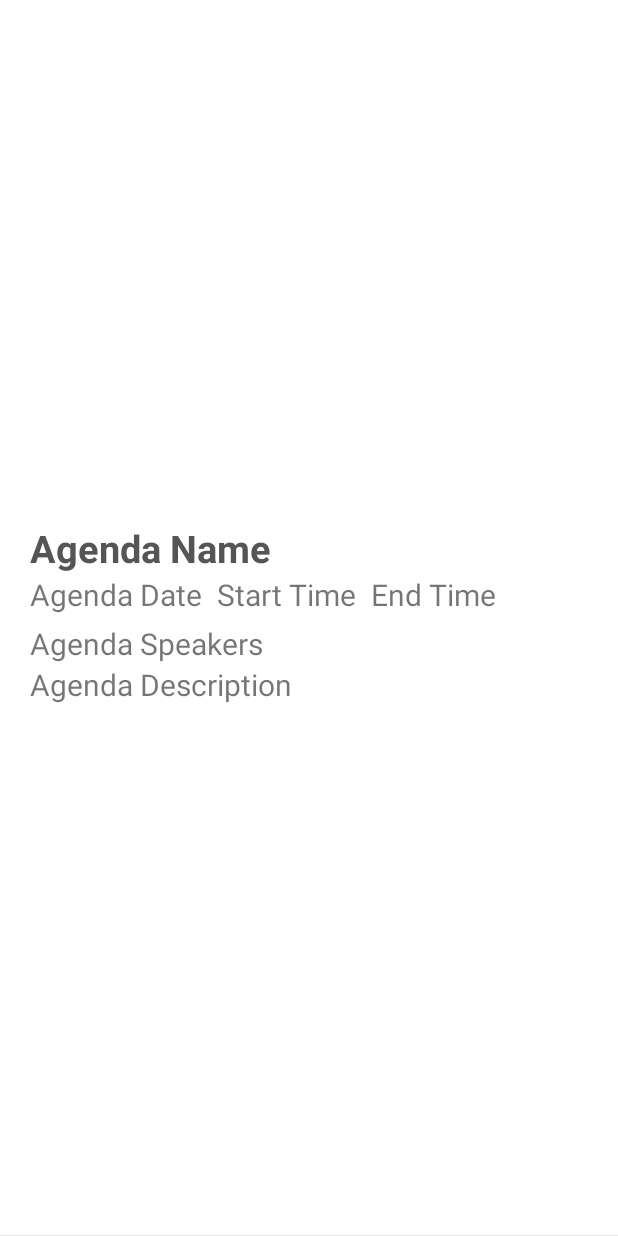
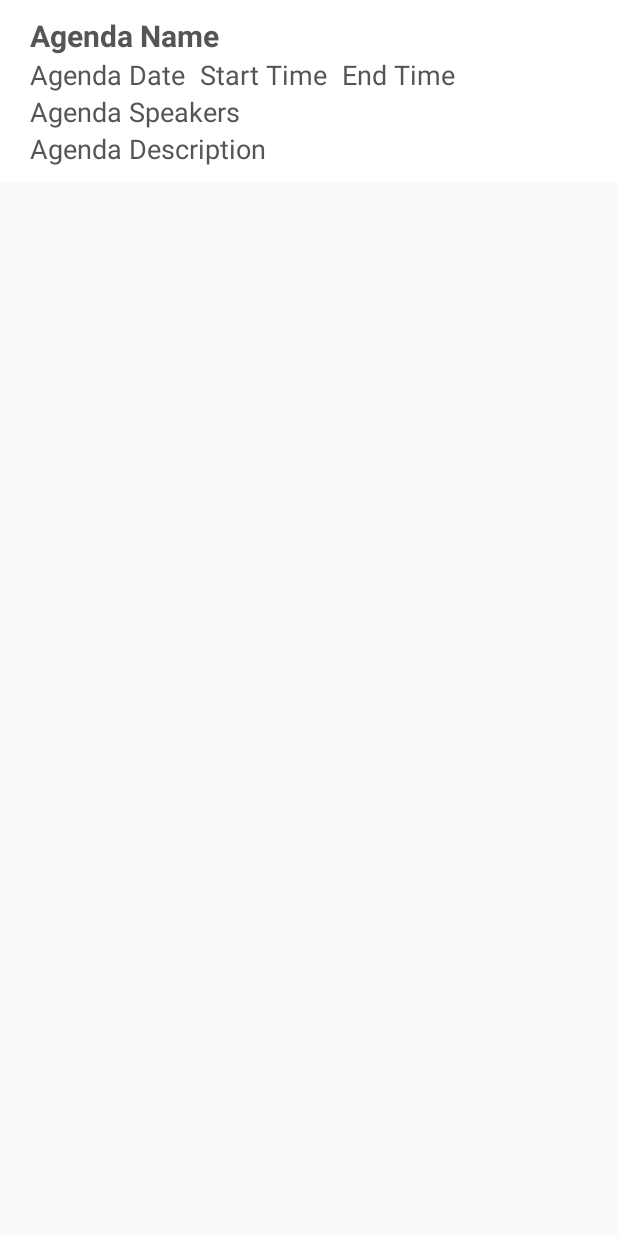
Before and after one commit to BrianBalote/fac_android, an Android app: the layout list_row_agenda.xml on its own in the app's theme, with its tools: preview values and no code run, on a phone screen of 412 x 824 dp. Run offline under Robolectric (Android 15) with nearby library versions, the phone set to English and light mode, and no system bars.

Commit message:
layout updates

```diff
--- a/app/src/main/java/com/fujitsu/fac/activities/agenda/AgendaData.java
+++ b/app/src/main/java/com/fujitsu/fac/activities/agenda/AgendaData.java
@@ -49,7 +49,7 @@ public class AgendaData {
         a4.setName("Business Session");
         a4.setDate("Oct 10, 2017");
         a4.setStartTime("01:00 PM");
-        a4.setStartTime("to 03:30 PM");
+        a4.setEndTime("to 03:30 PM");
         a4.setSpeakers("Speakers: n/a");
         a4.setDescription("Topics are: Internet of Things (IoT), Cyber Security and Mobility.");
         this.agendaList.add(a4);
--- a/app/src/main/res/layout/list_row_agenda.xml
+++ b/app/src/main/res/layout/list_row_agenda.xml
@@ -1,25 +1,13 @@
 <?xml version="1.0" encoding="utf-8"?>
 <RelativeLayout xmlns:android="http://schemas.android.com/apk/res/android"
     android:id="@+id/shopping_list_row_container"
-    android:layout_width="match_parent"
-    android:layout_height="wrap_content"
-    android:background="#ffffff">
-
-    <ImageView
-        android:id="@+id/agenda_icon"
-        android:layout_width="wrap_content"
-        android:layout_height="wrap_content"
-        android:layout_alignParentLeft="true"
-        android:layout_centerVertical="true"
-        android:paddingLeft="10dp" />
+    style="@style/ListItemContainer">
 
     <LinearLayout
         android:layout_width="wrap_content"
         android:layout_height="wrap_content"
         android:layout_centerVertical="true"
-        android:layout_toRightOf="@+id/agenda_icon"
-        android:orientation="vertical"
-        android:paddingBottom="5dp">
+        android:orientation="vertical" >
 
         <TextView
             android:id="@+id/text_agenda_name"
@@ -30,74 +18,40 @@
             android:layout_width="wrap_content"
             android:layout_height="wrap_content"
             android:layout_centerVertical="true"
-            android:layout_toRightOf="@+id/agenda_icon"
-            android:orientation="horizontal"
-            android:paddingBottom="5dp">
+            android:orientation="horizontal">
 
             <TextView
                 android:id="@+id/text_agenda_date"
-                android:layout_width="wrap_content"
-                android:layout_height="wrap_content"
-                android:paddingEnd="0dp"
-                android:paddingLeft="10dp"
-                android:paddingRight="0dp"
-                android:paddingStart="10dp"
+                style="@style/ListItemDetails"
                 android:text="Agenda Date"
-                android:textSize="@dimen/list_item_desc_text_sz" />
+                 />
 
             <TextView
                 android:id="@+id/text_agenda_start_time"
-                android:layout_width="wrap_content"
-                android:layout_height="wrap_content"
-                android:paddingEnd="0dp"
-                android:paddingLeft="10dp"
-                android:paddingRight="0dp"
-                android:paddingStart="10dp"
+                style="@style/ListItemDetails"
                 android:text="Start Time"
-                android:textSize="@dimen/list_item_desc_text_sz" />
+                 />
 
             <TextView
                 android:id="@+id/text_agenda_end_time"
-                android:layout_width="wrap_content"
-                android:layout_height="wrap_content"
-                android:paddingEnd="0dp"
-                android:paddingLeft="10dp"
-                android:paddingRight="0dp"
-                android:paddingStart="10dp"
+                style="@style/ListItemDetails"
                 android:text="End Time"
-                android:textSize="@dimen/list_item_desc_text_sz" />
+                 />
 
         </LinearLayout>
 
         <TextView
             android:id="@+id/text_agenda_speakers"
-            android:layout_width="wrap_content"
-            android:layout_height="wrap_content"
-            android:paddingEnd="0dp"
-            android:paddingLeft="10dp"
-            android:paddingRight="0dp"
-            android:paddingStart="10dp"
+            style="@style/ListItemDetails"
             android:text="Agenda Speakers"
-            android:textSize="@dimen/list_item_desc_text_sz" />
+             />
 
         <TextView
             android:id="@+id/text_agenda_description"
-            android:layout_width="wrap_content"
-            android:layout_height="wrap_content"
-            android:paddingEnd="0dp"
-            android:paddingLeft="10dp"
-            android:paddingRight="0dp"
-            android:paddingStart="10dp"
+            style="@style/ListItemDetails"
             android:text="Agenda Description"
-            android:textSize="@dimen/list_item_desc_text_sz" />
+             />
 
     </LinearLayout>
 
-    <View
-        android:id="@+id/list_item_bottom_border"
-        android:layout_width="match_parent"
-        android:layout_height="0.75dp"
-        android:layout_alignParentBottom="true"
-        android:background="@color/list_item_bottom_border_color" />
-
 </RelativeLayout>
--- a/app/src/main/res/values/dimens.xml
+++ b/app/src/main/res/values/dimens.xml
@@ -9,6 +9,6 @@
     <dimen name="list_item_bottom_border_height">0.75dp</dimen>
     <dimen name="button_text_size">20sp</dimen>
 
-    <dimen name="list_item_title_text_sz">25sp</dimen>
-    <dimen name="list_item_desc_text_sz">20sp</dimen>
+    <dimen name="list_item_title_text_sz">20sp</dimen>
+    <dimen name="list_item_desc_text_sz">18sp</dimen>
 </resources>
--- a/app/src/main/res/values/styles.xml
+++ b/app/src/main/res/values/styles.xml
@@ -43,10 +43,29 @@
     <style name="TopBarTitle">
     </style>
 
+    <style name="ListViewStyle">
+        <item name="android:layout_width">match_parent</item>
+        <item name="android:layout_height">wrap_content</item>
+        <item name="android:cacheColorHint">@android:color/transparent</item>
+        <item name="android:choiceMode">none</item>
+        <item name="android:clickable">true</item>
+        <item name="android:divider">#E8E8E8</item>
+        <item name="android:dividerHeight">0.75dp</item>
+        <item name="android:focusable">false</item>
+        <item name="android:listSelector">@android:color/transparent</item>
+    </style>
+
+    <style name="ListItemContainer">
+        <item name="android:layout_width">match_parent</item>
+        <item name="android:layout_height">wrap_content</item>
+        <item name="android:background">#ffffff</item>
+        <item name="android:padding">10dp</item>
+    </style>
+
     <style name="ListItemTitle">
         <item name="android:layout_width">wrap_content</item>
         <item name="android:layout_height">wrap_content</item>
-        <item name="android:textSize">25sp</item>
+        <item name="android:textSize">20sp</item>
         <item name="android:textStyle">bold</item>
         <item name="android:textColor">#555555</item>
         <item name="android:paddingEnd">0dp</item>
@@ -55,6 +74,15 @@
         <item name="android:paddingStart">10dp</item>
     </style>
 
-
+    <style name="ListItemDetails">
+        <item name="android:layout_width">wrap_content</item>
+        <item name="android:layout_height">wrap_content</item>
+        <item name="android:textSize">18sp</item>
+        <item name="android:textColor">#555555</item>
+        <item name="android:paddingEnd">0dp</item>
+        <item name="android:paddingLeft">10dp</item>
+        <item name="android:paddingRight">0dp</item>
+        <item name="android:paddingStart">10dp</item>
+    </style>
 
 </resources>
```
Also changed, not shown: app/src/main/java/com/fujitsu/fac/domain/Agenda.java (+6 -7 lines), app/src/main/res/layout/activity_agenda.xml (+1 -9 lines), app/src/main/res/layout/activity_speakers.xml (+1 -9 lines), app/src/main/res/layout/list_row_speakers.xml (+8 -35 lines).
